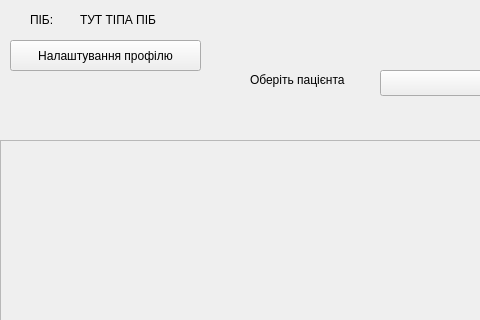
The window that doctorclientwindow.ui (letsexisttogether/MedicalDocuments) describes before a commit, drawn with Qt 5; both pictures show x 0 to 480 and y 0 to 320 of the 800 by 600 pixel window.
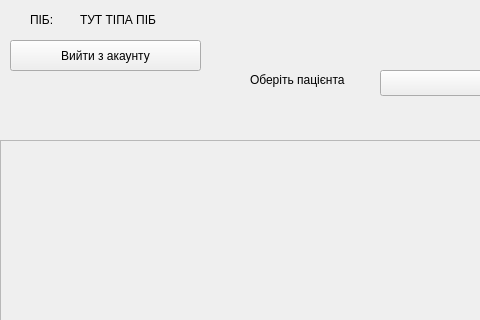
The same window after the commit.

The edit to the form file:
```diff
--- a/doctorclientwindow.ui
+++ b/doctorclientwindow.ui
@@ -24,7 +24,7 @@
      </rect>
     </property>
     <property name="text">
-     <string>Налаштування профілю</string>
+     <string>Вийти з акаунту</string>
     </property>
    </widget>
    <widget class="QPushButton" name="openAppointmentWindowButton">
```
Left out of the diff: 4 changed lines with no effect on the pictures.
